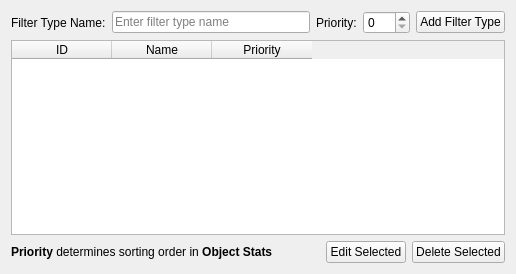
Above: uifiles/filtertypes_tab.ui from prookyon/MonoObsLog2 before the change. Below: the same form after it.
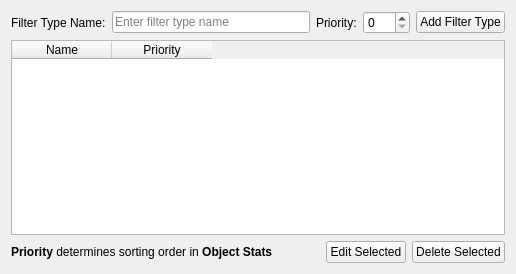
That is the form after the change.

Commit message: removed table ID columns

Diff of the .ui file:
```diff
--- a/uifiles/filtertypes_tab.ui
+++ b/uifiles/filtertypes_tab.ui
@@ -70,11 +70,6 @@
      <property name="selectionBehavior">
       <enum>QAbstractItemView::SelectionBehavior::SelectRows</enum>
      </property>
-     <column>
-      <property name="text">
-       <string>ID</string>
-      </property>
-     </column>
      <column>
       <property name="text">
        <string>Name</string>
```
The commit also changes 6 other files.
